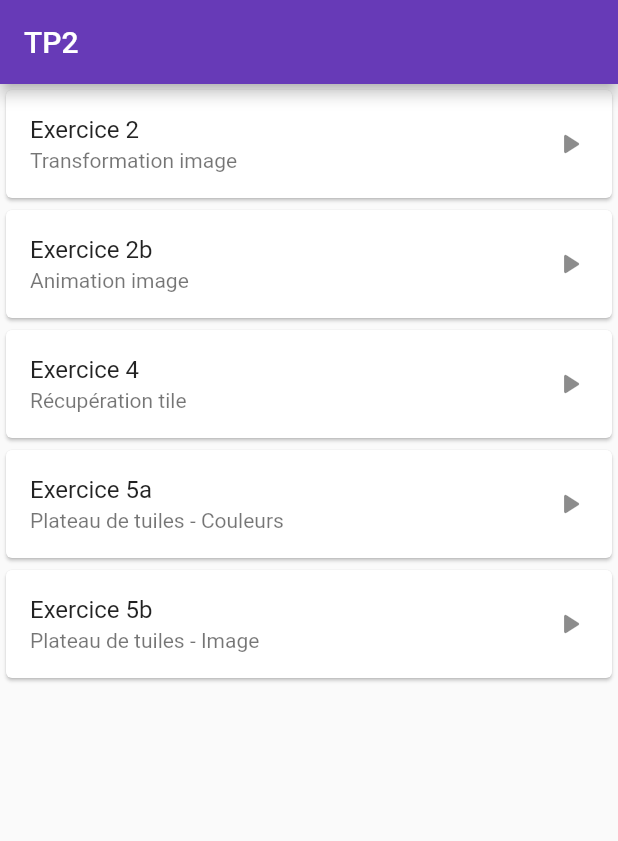
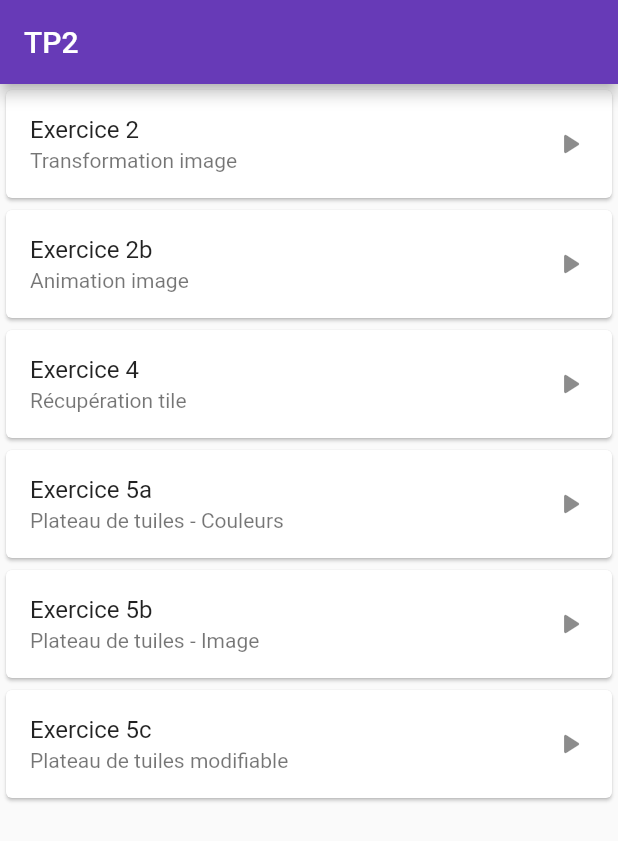
Before and after one commit to GingErwan/amse_taquin, a Flutter app: the screen it shows after launch, on a phone screen of 412 x 824 dp. Shown: the top 841 px of the screen. Run offline on Flutter 3.47's test engine with Material 2 defaults, Android fonts, the phone set to English and light mode, and no system bars.

Commit message:
Ajout exercice 5c (WIP)

```diff
--- a/lib/main.dart
+++ b/lib/main.dart
@@ -4,6 +4,7 @@ import 'package:amse_taquin/exercice2b.dart';
 import 'package:amse_taquin/exercice4.dart';
 import 'package:amse_taquin/exercice5a.dart';
 import 'package:amse_taquin/exercice5b.dart';
+import 'package:amse_taquin/exercice5c.dart';
 
 void main() {
   runApp(MyApp());
@@ -82,6 +83,14 @@ class _MyHomePageState extends State<MyHomePage> {
               onTap: () => Navigator.push(context, MaterialPageRoute(builder: (context) => Exercice5b_Page(title: "Plateau de tuiles - Image"))),
             ),
           ),
+          Card(child:
+            ListTile(
+              title: Text('Exercice 5c'),
+              subtitle: Text('Plateau de tuiles modifiable'),
+              trailing: Icon(Icons.play_arrow_rounded),
+              onTap: () => Navigator.push(context, MaterialPageRoute(builder: (context) => Exercice5c_Page(title: "Plateau de tuiles modifiable"))),
+            ),
+          ),
         ],
       )
     );
```
Also changed, not shown: lib/exercice5c.dart (added, +75 -0 lines).
